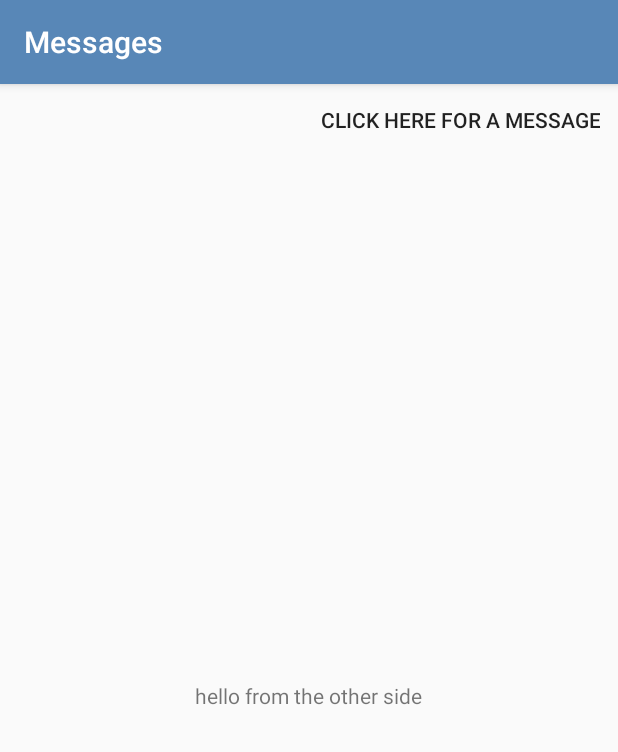
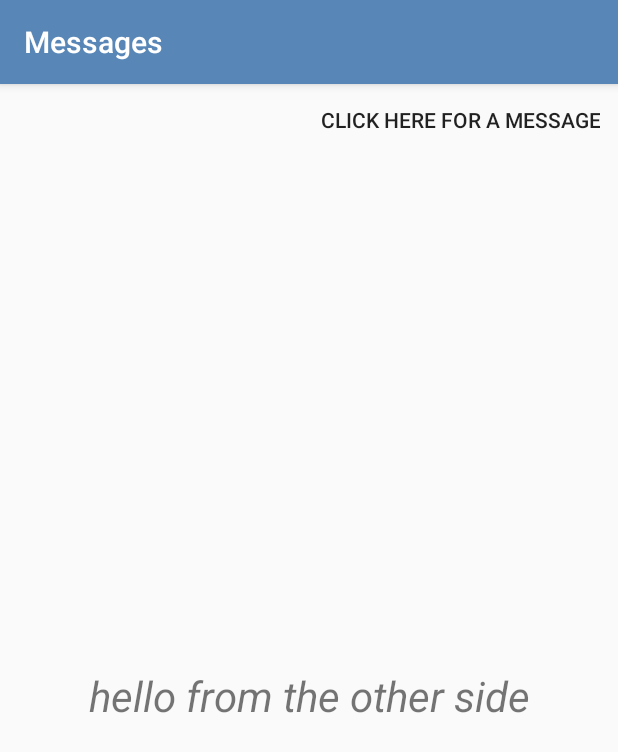
Before and after one commit to parmita52/Destress, an Android app: the screen it shows after launch (Messages), after a tap on "Messages", on a phone screen of 412 x 824 dp. Shown: the top 752 px of the screen. Run offline under Robolectric (Android 15) with nearby library versions, the phone set to English and light mode, and no system bars.

Commit message:
Commiting before I screw things up with Messages

```diff
--- a/app/build.gradle
+++ b/app/build.gradle
@@ -29,5 +29,9 @@ dependencies {
     compile 'com.android.support.constraint:constraint-layout:1.0.2'
     compile 'com.android.support:design:25.3.0'
     compile 'com.android.support:support-vector-drawable:25.3.0'
+    compile 'com.ibm.watson.developer_cloud:java-sdk:3.7.2'
+    compile 'com.squareup.okhttp3:okhttp-ws:3.4.2'
+    compile 'com.ibm.watson.developer_cloud:android-sdk:0.2.3'
+    compile 'com.ibm.watson.developer_cloud:speech-to-text:3.5.3'
     testCompile 'junit:junit:4.12'
 }
--- a/app/src/main/AndroidManifest.xml
+++ b/app/src/main/AndroidManifest.xml
@@ -3,6 +3,8 @@
     package="com.example.hshack.destress">
 
     <uses-permission android:name="android.permission.INTERNET" />
+    <uses-permission android:name="android.permission.RECORD_AUDIO"/>
+
 
     <application
         android:allowBackup="true"
--- a/app/src/main/java/com/example/hshack/destress/MainActivity.java
+++ b/app/src/main/java/com/example/hshack/destress/MainActivity.java
@@ -1,6 +1,10 @@
 package com.example.hshack.destress;
 
+import android.Manifest;
 import android.content.*;
+import android.content.pm.PackageManager;
+import android.support.v4.app.ActivityCompat;
+import android.support.v4.content.ContextCompat;
 import android.support.v7.app.AppCompatActivity;
 import android.os.Bundle;
 import android.util.Log;
@@ -8,6 +12,8 @@ import android.view.*;
 import android.widget.*;
 
 public class MainActivity extends AppCompatActivity {
+
+    private static final String TAG = "MainActivity";
 
     @Override
     protected void onCreate(Bundle savedInstanceState) {
@@ -48,5 +54,7 @@ public class MainActivity extends AppCompatActivity {
                 startActivity(new Intent(MainActivity.this, Sounds.class));
             }
         });
+
     }
+
 }
--- a/app/src/main/res/layout/activity_messages.xml
+++ b/app/src/main/res/layout/activity_messages.xml
@@ -24,8 +24,7 @@
             <TextView
                 android:id="@+id/responseView"
                 android:text="hello from the other side"
-                android:layout_width="wrap_content"
-                android:layout_height="wrap_content" />
+                style="@style/Quote"/>
 
     </RelativeLayout>
 
--- a/app/src/main/res/values/styles.xml
+++ b/app/src/main/res/values/styles.xml
@@ -61,6 +61,16 @@
         <!--<item name="android:scaleType">fitXY</item>-->
     </style>
 
+    <style name="Quote">
+        <item name="android:layout_width">match_parent</item>
+        <item name="android:layout_height">wrap_content</item>
+        <item name="android:textSize">28dp</item>
+        <item name="android:layout_margin">50dp</item>
+        <item name="android:textStyle">italic</item>
+        <item name="android:gravity">center</item>
+
+    </style>
+
     <style name="BodyContent">
         <item name="android:textSize">18dp</item>
         <item name="android:layout_margin">20dp</item>
```
Also changed, not shown: app/src/main/java/com/example/hshack/destress/Feelings.java (+29 -0 lines), app/src/main/res/layout/content_chat_room.xml (added, +17 -0 lines).
